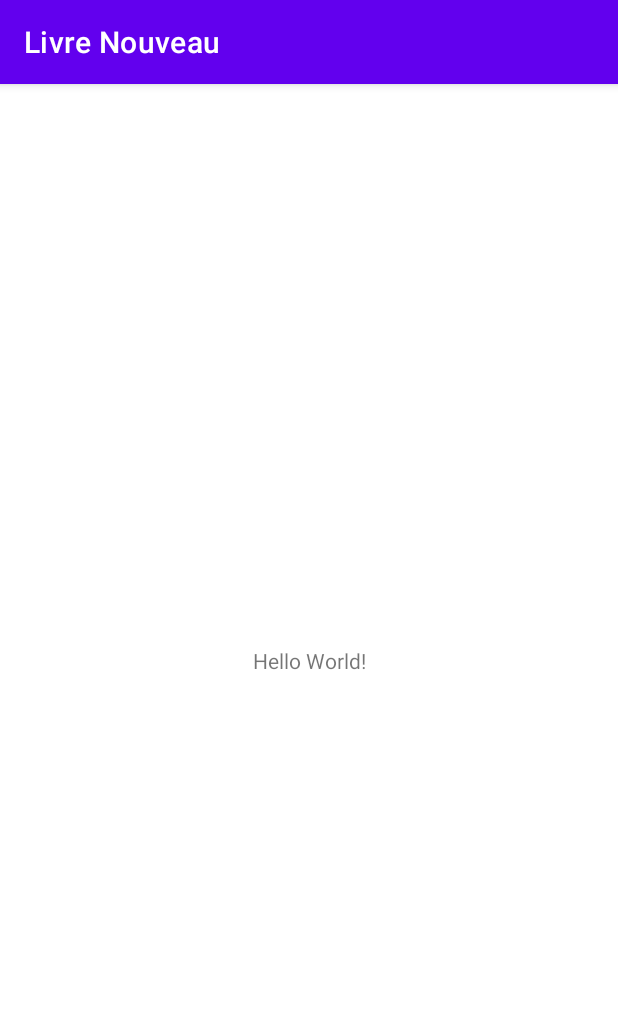
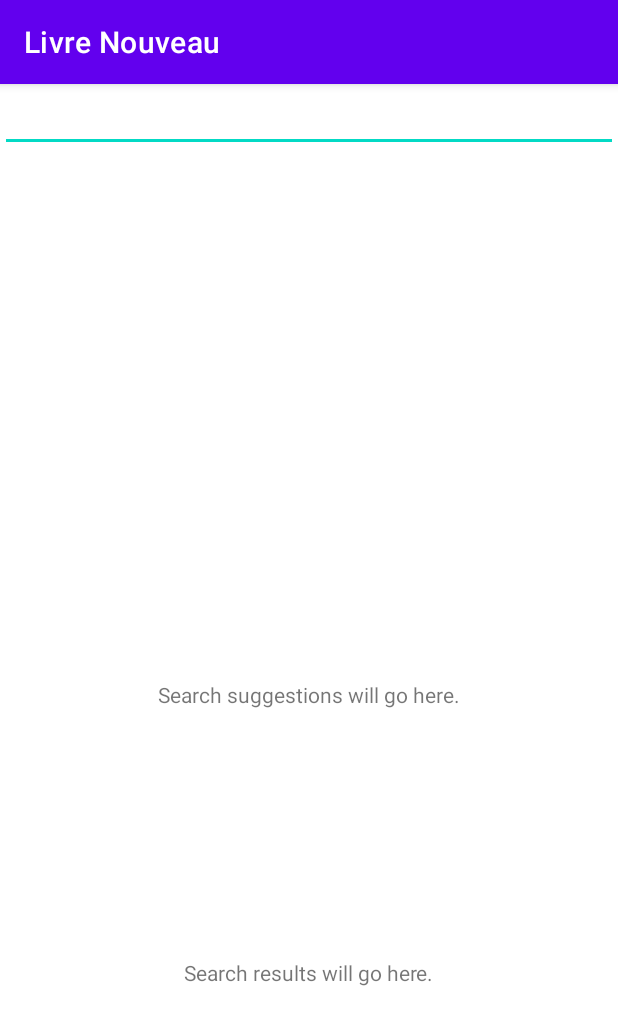
Before and after one commit to sheldonmandysw/NewBookAndroid, an Android app: the screen it shows after launch (MainActivity), on a phone screen of 412 x 824 dp. Shown: the top 1025 px of the screen. Run offline under Robolectric (Android 15) with nearby library versions, the phone set to English and light mode, and no system bars.

```diff
--- a/app/src/main/res/layout/activity_main.xml
+++ b/app/src/main/res/layout/activity_main.xml
@@ -6,13 +6,33 @@
     android:layout_height="match_parent"
     tools:context=".MainActivity">
 
+    <EditText
+        android:id="@+id/editSearchQuery"
+        android:layout_width="match_parent"
+        android:layout_height="wrap_content"
+        app:layout_constraintTop_toTopOf="parent"
+        />
+
     <TextView
+        android:id="@+id/tvSearchSuggestions"
         android:layout_width="wrap_content"
         android:layout_height="wrap_content"
-        android:text="Hello World!"
+        android:text="Search suggestions will go here."
         app:layout_constraintBottom_toBottomOf="parent"
         app:layout_constraintEnd_toEndOf="parent"
         app:layout_constraintStart_toStartOf="parent"
-        app:layout_constraintTop_toTopOf="parent" />
+        app:layout_constraintTop_toBottomOf="@id/editSearchQuery"
+        />
+
+    <TextView
+        android:id="@+id/tvWordDefinition"
+        android:layout_width="wrap_content"
+        android:layout_height="wrap_content"
+        android:text="Search results will go here."
+        app:layout_constraintBottom_toBottomOf="parent"
+        app:layout_constraintEnd_toEndOf="parent"
+        app:layout_constraintStart_toStartOf="parent"
+        app:layout_constraintTop_toBottomOf="@id/tvSearchSuggestions"
+        />
 
 </androidx.constraintlayout.widget.ConstraintLayout>
```
Also changed, not shown: app/src/main/java/com/mandysoftware/wordutil/CompositeDictionary.java (added, +151 -0 lines).
